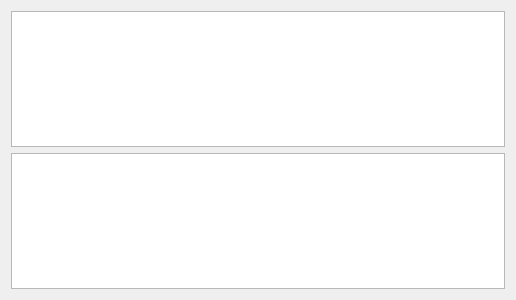
Qt form forms/MainWindow.ui (Sanvenir/TranslatorWidget) before a commit.
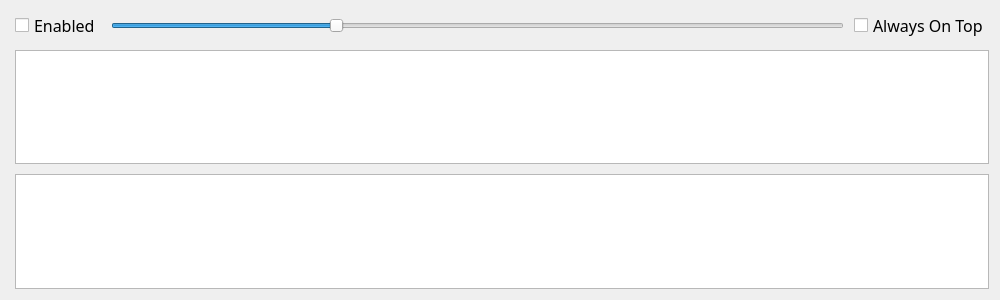
The same form after that commit.

Commit message: Improve compatibility on Linux, add transparent/clipboard enabling/on top settings.

```diff
--- a/forms/MainWindow.ui
+++ b/forms/MainWindow.ui
@@ -6,7 +6,7 @@
    <rect>
     <x>0</x>
     <y>0</y>
-    <width>516</width>
+    <width>1000</width>
     <height>300</height>
    </rect>
   </property>
@@ -16,12 +16,73 @@
     <verstretch>0</verstretch>
    </sizepolicy>
   </property>
+  <property name="minimumSize">
+   <size>
+    <width>1000</width>
+    <height>0</height>
+   </size>
+  </property>
+  <property name="tabletTracking">
+   <bool>true</bool>
+  </property>
   <property name="windowTitle">
    <string>Form</string>
   </property>
   <layout class="QVBoxLayout" name="verticalLayout">
+   <property name="spacing">
+    <number>10</number>
+   </property>
+   <property name="leftMargin">
+    <number>15</number>
+   </property>
+   <item>
+    <layout class="QHBoxLayout" name="horizontalLayout">
+     <item>
+      <widget class="QCheckBox" name="enableBox">
+       <property name="font">
+        <font>
+         <family>等线</family>
+         <pointsize>12</pointsize>
+        </font>
+       </property>
+       <property name="text">
+        <string>Enabled</string>
+       </property>
+      </widget>
+     </item>
+     <item>
+      <widget class="QSlider" name="transparentSlider">
+       <property name="value">
+        <number>30</number>
+       </property>
+       <property name="orientation">
+        <enum>Qt::Horizontal</enum>
+       </property>
+      </widget>
+     </item>
+     <item>
+      <widget class="QCheckBox" name="onTopBox">
+       <property name="font">
+        <font>
+         <family>等线</family>
+         <pointsize>12</pointsize>
+        </font>
+       </property>
+       <property name="text">
+        <string>Always On Top</string>
+       </property>
+      </widget>
+     </item>
+    </layout>
+   </item>
    <item>
     <widget class="QTextEdit" name="originEdit">
+     <property name="sizePolicy">
+      <sizepolicy hsizetype="Expanding" vsizetype="Preferred">
+       <horstretch>0</horstretch>
+       <verstretch>0</verstretch>
+      </sizepolicy>
+     </property>
      <property name="font">
       <font>
        <family>等线</family>
@@ -33,7 +94,7 @@
    <item>
     <widget class="QTextEdit" name="transEdit">
      <property name="sizePolicy">
-      <sizepolicy hsizetype="Expanding" vsizetype="Preferred">
+      <sizepolicy hsizetype="Expanding" vsizetype="Expanding">
        <horstretch>0</horstretch>
        <verstretch>0</verstretch>
       </sizepolicy>
```
Left out of the diff: 3 changed lines with no effect on the pictures. The commit also changes 7 other files.
